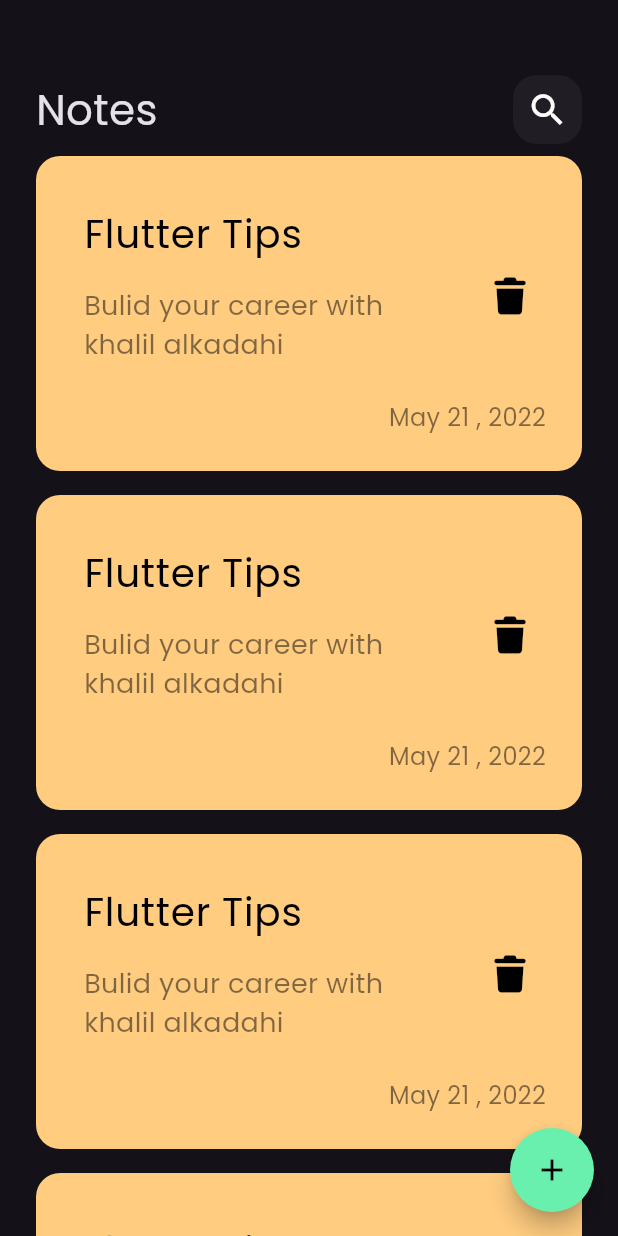
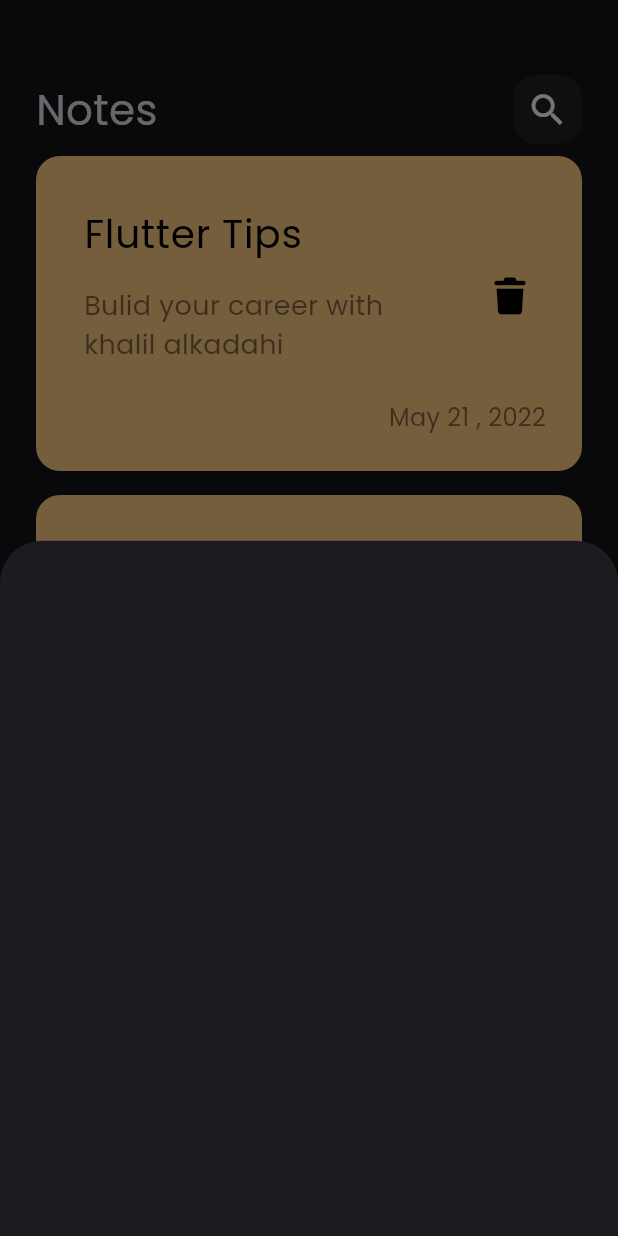
Before and after one commit to khalil-Alkadahi/notes_app, a Flutter app: the screen it shows after launch, after a tap on the "add" icon, on a phone screen of 412 x 824 dp. Run offline on Flutter 3.47's test engine with Material 3 defaults, Android fonts, the phone set to English and light mode, and no system bars; our stand-ins replace font_awesome_flutter.

Commit message:
add show modal bottom sheet

```diff
--- a/lib/views/notes_view.dart
+++ b/lib/views/notes_view.dart
@@ -1,4 +1,5 @@
 import 'package:flutter/material.dart';
+import 'package:notes_app/views/widgets/add_note_bottom_sheet.dart';
 import 'package:notes_app/views/widgets/notes_view_body.dart';
 
 class NotesView extends StatelessWidget {
@@ -8,7 +9,11 @@ class NotesView extends StatelessWidget {
   Widget build(BuildContext context) {
     return Scaffold(
       floatingActionButton: FloatingActionButton(
-        onPressed: () {},
+        onPressed: () {
+          showModalBottomSheet(context: context, builder: (context) {
+            return const AddNoteBottomSheet();
+          },);
+        },
         child: Icon(Icons.add, color: Colors.black),
         backgroundColor: Colors.greenAccent,
         shape: CircleBorder(),
--- /dev/null
+++ b/lib/views/widgets/add_note_bottom_sheet.dart
@@ -0,0 +1,10 @@
+import 'package:flutter/cupertino.dart';
+
+class AddNoteBottomSheet extends StatelessWidget {
+  const AddNoteBottomSheet({super.key});
+
+  @override
+  Widget build(BuildContext context) {
+    return Container();
+  }
+}
--- a/lib/views/widgets/notes_view_body.dart
+++ b/lib/views/widgets/notes_view_body.dart
@@ -2,7 +2,6 @@ import 'package:flutter/material.dart';
 
 import 'package:notes_app/views/widgets/custom_app_bar.dart';
 
-import 'custom_note_item.dart';
 import 'notes_list_view.dart';
 
 class NotesViewBody extends StatelessWidget {
```
